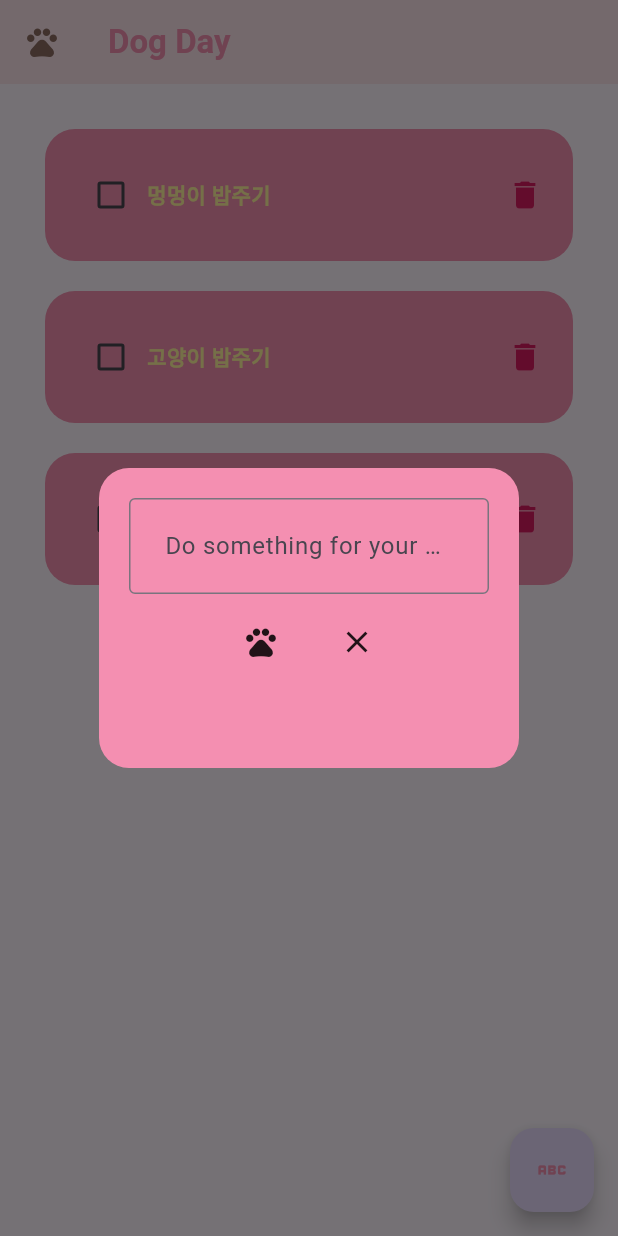
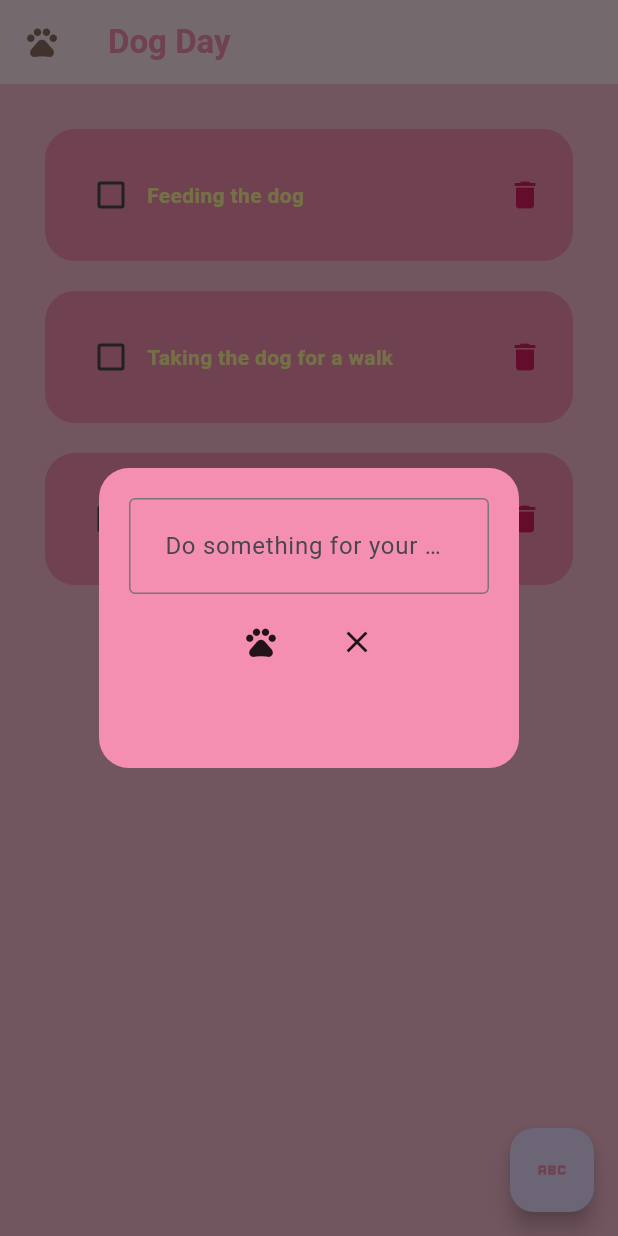
Before and after one commit to YoungjaeKimDeveloper/DogCheckList, a Flutter app: the screen it shows after launch, after a tap on the "abc" icon, on a phone screen of 412 x 824 dp. Run offline on Flutter 3.47's test engine with Material 3 defaults, Android fonts, the phone set to English and light mode, and no system bars; our stand-ins replace google_fonts; Roboto replaces fonts that are missing (Acme).

Commit message:
finalised the projecT

```diff
--- a/lib/pages/home_page.dart
+++ b/lib/pages/home_page.dart
@@ -12,9 +12,9 @@ class HoemPage extends StatefulWidget {
 
 class _HoemPageState extends State<HoemPage> {
   List todoList = [
-    ["멍멍이 밥주기", false],
-    ["고양이 밥주기", false],
-    ["고양이 밥주기", false],
+    ["Feeding the dog", false],
+    ["Taking the dog for a walk", false],
+    ["Giving the dog a kiss", false],
   ];
 
   // Stateful자체에는 상태가없으므로 setState를 통해서만 접근해야한다.
@@ -24,12 +24,17 @@ class _HoemPageState extends State<HoemPage> {
     });
   }
 
+  TextEditingController textTracker = TextEditingController();
   // Create new Task and show dialog
   void createNewTask() {
     showDialog(
       context: context,
       builder: (context) {
-        return DialogWidget(closeDialog: closeDialog);
+        return DialogWidget(
+          closeDialog: closeDialog,
+          addTask: addTask,
+          textTracker: textTracker,
+        );
       },
     );
   }
@@ -46,8 +51,59 @@ class _HoemPageState extends State<HoemPage> {
     });
   }
 
+  void addTask() {
+    setState(() {
+      todoList.add([textTracker.text, false]);
+      Navigator.of(context).pop();
+      textTracker.clear();
+    });
+  }
+
   @override
   Widget build(BuildContext context) {
+    bool isAllTaskCompleted = todoList.every((element) => element[1] == true);
+    if (isAllTaskCompleted) {
+      // 프레임이 끝난 후에 showDialog를 호출
+      WidgetsBinding.instance.addPostFrameCallback((_) {
+        showDialog(
+          context: context,
+          builder: (context) {
+            return AlertDialog(
+              contentPadding: EdgeInsets.zero,
+              content: Container(
+                decoration: BoxDecoration(
+                  color: Colors.pink[400],
+                  borderRadius: BorderRadius.circular(20),
+                ),
+                child: Padding(
+                  padding: EdgeInsets.all(20),
+                  child: Container(
+                    width: 100,
+                    height: 100,
+                    child: Column(
+                      crossAxisAlignment: CrossAxisAlignment.center,
+                      children: [
+                        Text(
+                          "Pet is  happy now❤️",
+                          textAlign: TextAlign.center,
+                          style: TextStyle(
+                            fontWeight: FontWeight.bold,
+                            color: Colors.white,
+                          ),
+                        ),
+                        SizedBox(height: 20),
+                        Icon(Icons.pets, color: Colors.amberAccent),
+                      ],
+                    ),
+                  ),
+                ),
+              ),
+            );
+          },
+        );
+      });
+    }
+
     return Scaffold(
       floatingActionButton: FloatingActionButton(
         onPressed: createNewTask,
@@ -64,7 +120,9 @@ class _HoemPageState extends State<HoemPage> {
           ),
         ),
       ),
-      body: ListView.builder(
+      body: Container(
+        decoration: BoxDecoration(color: Colors.pink[100]),
+        child: ListView.builder(
           padding: EdgeInsets.all(20.0),
           itemCount: todoList.length,
           itemBuilder: (context, index) {
@@ -76,6 +134,7 @@ class _HoemPageState extends State<HoemPage> {
             );
           },
         ),
+      ),
     );
   }
 }
--- a/lib/widgets/dialog_widget.dart
+++ b/lib/widgets/dialog_widget.dart
@@ -2,8 +2,15 @@ import 'package:flutter/material.dart';
 import 'package:flutter/services.dart';
 
 class DialogWidget extends StatelessWidget {
-  DialogWidget({super.key, required this.closeDialog});
+  DialogWidget({
+    super.key,
+    required this.textTracker,
+    required this.closeDialog,
+    required this.addTask,
+  });
   void Function() closeDialog;
+  void Function() addTask;
+  TextEditingController textTracker;
   @override
   Widget build(BuildContext context) {
     return AlertDialog(
@@ -22,6 +29,7 @@ class DialogWidget extends StatelessWidget {
             Padding(
               padding: EdgeInsets.all(20),
               child: TextField(
+                controller: textTracker,
                 decoration: InputDecoration(
                   contentPadding: EdgeInsets.all(20.0),
                   border: OutlineInputBorder(),
@@ -32,9 +40,9 @@ class DialogWidget extends StatelessWidget {
             Row(
               mainAxisAlignment: MainAxisAlignment.center,
               children: [
-                Icon(Icons.pets),
+                GestureDetector(onTap: addTask, child: Icon(Icons.pets)),
                 SizedBox(width: 40.0),
-                GestureDetector(child: Icon(Icons.close), onTap: closeDialog),
+                GestureDetector(onTap: closeDialog, child: Icon(Icons.close)),
               ],
             ),
           ],
```
Lines whose indentation alone changed are shown as unchanged.
